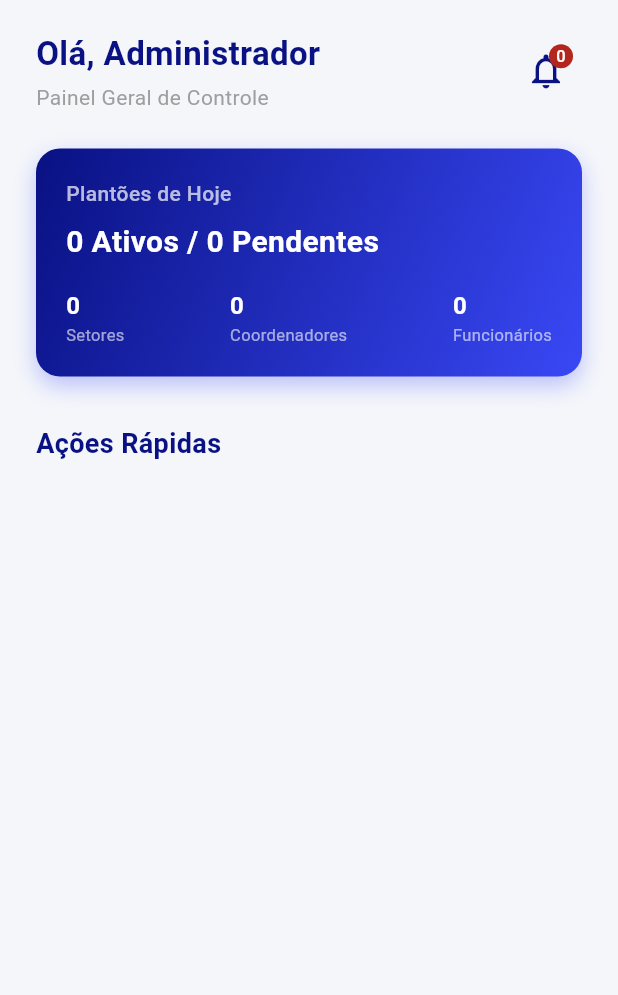
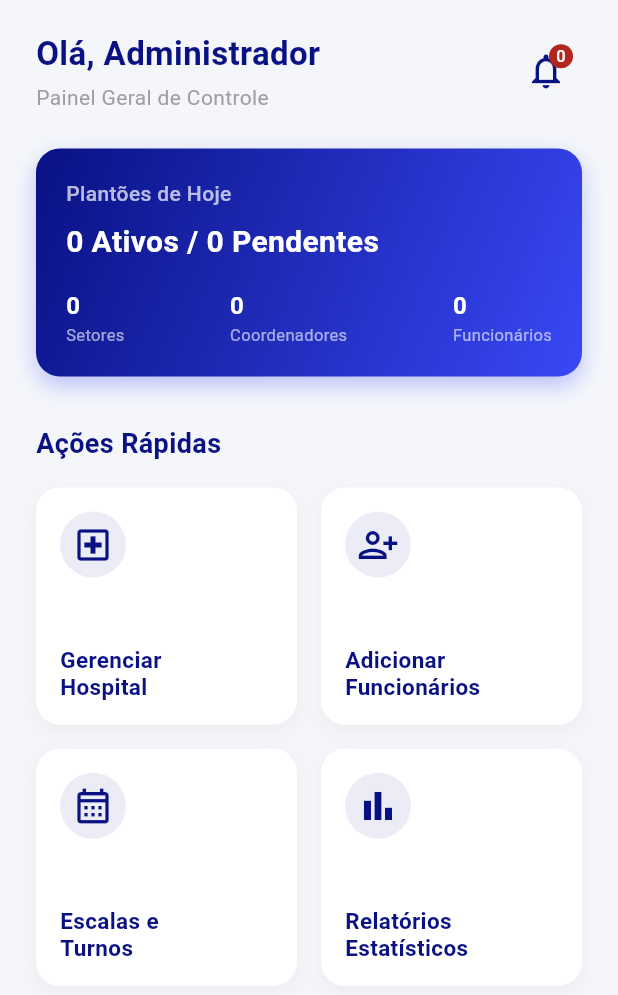
Before and after one commit to EscalaMed/frontend, a Flutter app: the HomeAdmin screen opened directly, on a phone screen of 412 x 824 dp. Shown: the top 995 px of the screen. Run offline on Flutter 3.47's test engine with Material 3 defaults, Android fonts, the phone set to English and light mode, and no system bars.

Commit message:
feat: card do grid do menu do home do administrador

```diff
--- /dev/null
+++ b/lib/components/card_grid_menu.dart
@@ -0,0 +1,61 @@
+import 'package:flutter/material.dart';
+
+class CardGridMenu extends StatelessWidget {
+  final IconData icone;
+  final String titulo;
+  final VoidCallback onTap;
+
+  const CardGridMenu({
+    super.key,
+    required this.icone,
+    required this.titulo,
+    required this.onTap,
+  });
+
+  @override
+  Widget build(BuildContext context) {
+    const corAzulEscuro = Color.fromARGB(255, 9, 17, 131);
+
+    return InkWell(
+      onTap: onTap,
+      borderRadius: BorderRadius.circular(16),
+      child: Container(
+        padding: const EdgeInsets.all(16),
+        decoration: BoxDecoration(
+          color: Colors.white,
+          borderRadius: BorderRadius.circular(16),
+          boxShadow: [
+            BoxShadow(
+              color: Colors.black.withValues(alpha: 0.04),
+              blurRadius: 10,
+              offset: const Offset(0, 4),
+            ),
+          ],
+        ),
+        child: Column(
+          crossAxisAlignment: CrossAxisAlignment.start,
+          mainAxisAlignment: MainAxisAlignment.spaceBetween,
+          children: [
+            Container(
+              padding: const EdgeInsets.all(8),
+              decoration: BoxDecoration(
+                color: corAzulEscuro.withValues(alpha: 0.08),
+                shape: BoxShape.circle,
+              ),
+              child: Icon(icone, color: corAzulEscuro, size: 28),
+            ),
+            Text(
+              titulo,
+              style: const TextStyle(
+                color: corAzulEscuro,
+                fontWeight: FontWeight.bold,
+                fontSize: 15,
+                height: 1.2,
+              ),
+            ),
+          ],
+        ),
+      ),
+    );
+  }
+}
--- a/lib/screens/home/adm.dart
+++ b/lib/screens/home/adm.dart
@@ -1,5 +1,6 @@
 import 'package:flutter/material.dart';
 import '../../components/card_destaque.dart';
+import '../../components/card_grid_menu.dart';
 
 class HomeAdmin extends StatelessWidget {
   const HomeAdmin({super.key});
@@ -63,6 +64,26 @@ class HomeAdmin extends StatelessWidget {
                   crossAxisSpacing: 16,
                   childAspectRatio: 1.1,
                   children: [
+                    CardGridMenu(
+                      icone: Icons.local_hospital_outlined,
+                      titulo: 'Gerenciar\nHospital',
+                      onTap: () {},
+                    ),
+                    CardGridMenu(
+                      icone: Icons.person_add_alt_1_outlined,
+                      titulo: 'Adicionar\nFuncionários',
+                      onTap: () {},
+                    ),
+                    CardGridMenu(
+                      icone: Icons.calendar_month_outlined,
+                      titulo: 'Escalas e\nTurnos',
+                      onTap: () {},
+                    ),
+                    CardGridMenu(
+                      icone: Icons.bar_chart_outlined,
+                      titulo: 'Relatórios\nEstatísticos',
+                      onTap: () {},
+                    ),
                   ],
                 ),
               ),
```
